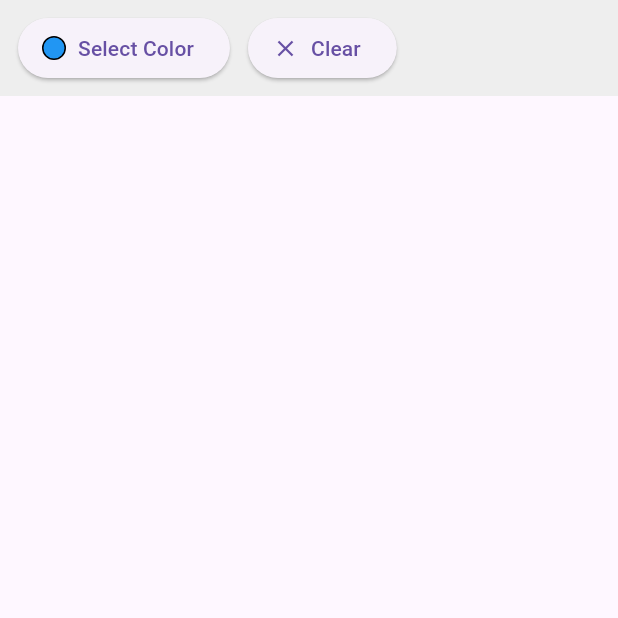
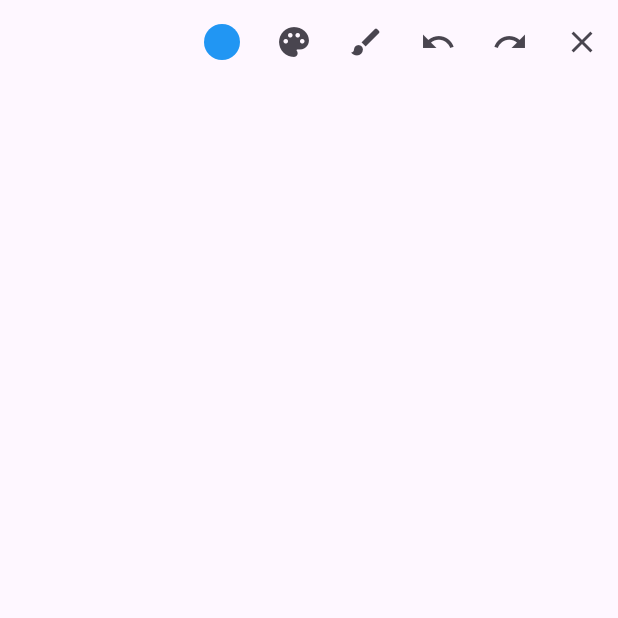
Before and after one commit to joshdail/screen_annotator, a Flutter app: the screen it shows after launch, on a phone screen of 412 x 824 dp, the top half of it. Run offline on Flutter 3.47's test engine with Material 3 defaults, Android fonts, the light colour scheme and no system bars; our stand-ins replace flutter_colorpicker.

Commit message:
Add support for brush size adjustment

```diff
--- a/lib/main.dart
+++ b/lib/main.dart
@@ -1,4 +1,7 @@
+import 'dart:async'; // For Timer debounce
+
 import 'package:flutter/material.dart';
+import 'package:flutter/services.dart';
 import 'package:flutter_colorpicker/flutter_colorpicker.dart';
 
 void main() {
@@ -11,19 +14,22 @@ class MyApp extends StatelessWidget {
   @override
   Widget build(BuildContext context) {
     return const MaterialApp(
-      title: 'Drawing Canvas',
       home: DrawingPage(),
       debugShowCheckedModeBanner: false,
     );
   }
 }
 
-// A stroke contains a list of points and a color
 class Stroke {
   final List<Offset> points;
   final Color color;
+  final double strokeWidth;
 
-  Stroke({required this.points, required this.color});
+  Stroke({
+    required this.points,
+    required this.color,
+    required this.strokeWidth,
+  });
 }
 
 class DrawingPage extends StatefulWidget {
@@ -35,14 +41,24 @@ class DrawingPage extends StatefulWidget {
 
 class _DrawingPageState extends State<DrawingPage> {
   final List<Stroke> _strokes = [];
+  final List<Stroke> _redoStack = [];
   Stroke? _currentStroke;
 
   final ValueNotifier<int> _repaintNotifier = ValueNotifier<int>(0);
   Color _selectedColor = Colors.blue;
+  double _strokeWidth = 4.0;
+
+  final FocusNode _focusNode = FocusNode();
+
+  Timer? _repaintDebounceTimer;
 
   void _startStroke(Offset point) {
     setState(() {
-      _currentStroke = Stroke(points: [point], color: _selectedColor);
+      _currentStroke = Stroke(
+        points: [point],
+        color: _selectedColor,
+        strokeWidth: _strokeWidth,
+      );
     });
     _incrementRepaintNotifier();
   }
@@ -56,6 +72,7 @@ class _DrawingPageState extends State<DrawingPage> {
     if (_currentStroke != null) {
       setState(() {
         _strokes.add(_currentStroke!);
+        _redoStack.clear();
         _currentStroke = null;
       });
     }
@@ -65,84 +82,185 @@ class _DrawingPageState extends State<DrawingPage> {
   void _clearCanvas() {
     setState(() {
       _strokes.clear();
+      _redoStack.clear();
       _currentStroke = null;
     });
     _incrementRepaintNotifier();
   }
 
+  void _undo() {
+    if (_strokes.isNotEmpty) {
+      setState(() {
+        _redoStack.add(_strokes.removeLast());
+      });
+      _incrementRepaintNotifier();
+    }
+  }
+
+  void _redo() {
+    if (_redoStack.isNotEmpty) {
+      setState(() {
+        _strokes.add(_redoStack.removeLast());
+      });
+      _incrementRepaintNotifier();
+    }
+  }
+
   void _incrementRepaintNotifier() {
+    // Debounce repaint calls to ~60fps (every 16ms)
+    if (_repaintDebounceTimer?.isActive ?? false) return;
+    _repaintDebounceTimer = Timer(const Duration(milliseconds: 16), () {
       _repaintNotifier.value++;
+    });
   }
 
   void _openColorPicker() {
-    Color pickerColor = _selectedColor;
     showDialog(
       context: context,
-      builder: (context) => AlertDialog(
-        title: const Text('Pick a color'),
+      builder: (_) => AlertDialog(
+        title: const Text("Select Color"),
         content: SingleChildScrollView(
           child: ColorPicker(
-            pickerColor: pickerColor,
-            onColorChanged: (color) => pickerColor = color,
-            enableAlpha: false,
-            showLabel: true,
-            pickerAreaHeightPercent: 0.8,
+            pickerColor: _selectedColor,
+            onColorChanged: (color) {
+              setState(() => _selectedColor = color);
+            },
           ),
         ),
         actions: [
           TextButton(
-            child: const Text('Cancel'),
             onPressed: () => Navigator.of(context).pop(),
-          ),
-          TextButton(
-            child: const Text('Select'),
-            onPressed: () {
-              setState(() => _selectedColor = pickerColor);
-              Navigator.of(context).pop();
-            },
+            child: const Text("Close"),
           ),
         ],
       ),
     );
   }
 
+  void _openStrokeWidthDialog() {
+    showDialog(
+      context: context,
+      builder: (_) {
+        double tempStrokeWidth = _strokeWidth;
+        return AlertDialog(
+          title: const Text("Select Stroke Width"),
+          content: StatefulBuilder(
+            builder: (context, setState) {
+              return Slider(
+                value: tempStrokeWidth,
+                min: 1.0,
+                max: 20.0,
+                divisions: 19,
+                label: tempStrokeWidth.toStringAsFixed(1),
+                onChanged: (value) {
+                  setState(() {
+                    tempStrokeWidth = value;
+                  });
+                },
+              );
+            },
+          ),
+          actions: [
+            TextButton(
+              onPressed: () => Navigator.of(context).pop(),
+              child: const Text("Cancel"),
+            ),
+            ElevatedButton(
+              onPressed: () {
+                setState(() {
+                  _strokeWidth = tempStrokeWidth;
+                });
+                Navigator.of(context).pop();
+              },
+              child: const Text("OK"),
+            ),
+          ],
+        );
+      },
+    );
+  }
+
+  @override
+  void dispose() {
+    _focusNode.dispose();
+    _repaintDebounceTimer?.cancel();
+    super.dispose();
+  }
+
   @override
   Widget build(BuildContext context) {
-    return Scaffold(
-      body: Column(
-        children: [
-          // Toolbar
-          Container(
-            color: Colors.grey[200],
-            padding: const EdgeInsets.symmetric(horizontal: 12, vertical: 8),
-            child: Row(
-              children: [
-                ElevatedButton.icon(
+    return FocusableActionDetector(
+      focusNode: _focusNode,
+      autofocus: true,
+      shortcuts: <LogicalKeySet, Intent>{
+        LogicalKeySet(LogicalKeyboardKey.meta, LogicalKeyboardKey.keyZ):
+            const UndoIntent(),
+        LogicalKeySet(
+          LogicalKeyboardKey.meta,
+          LogicalKeyboardKey.shift,
+          LogicalKeyboardKey.keyZ,
+        ): const RedoIntent(),
+        LogicalKeySet(LogicalKeyboardKey.meta, LogicalKeyboardKey.backspace):
+            const ClearIntent(),
+        LogicalKeySet(LogicalKeyboardKey.meta, LogicalKeyboardKey.keyK):
+            const ColorPickerIntent(),
+        LogicalKeySet(LogicalKeyboardKey.control, LogicalKeyboardKey.keyZ):
+            const UndoIntent(),
+        LogicalKeySet(
+          LogicalKeyboardKey.control,
+          LogicalKeyboardKey.shift,
+          LogicalKeyboardKey.keyZ,
+        ): const RedoIntent(),
+        LogicalKeySet(LogicalKeyboardKey.control, LogicalKeyboardKey.backspace):
+            const ClearIntent(),
+        LogicalKeySet(LogicalKeyboardKey.control, LogicalKeyboardKey.keyK):
+            const ColorPickerIntent(),
+      },
+      actions: <Type, Action<Intent>>{
+        UndoIntent: CallbackAction<UndoIntent>(onInvoke: (_) => _undo()),
+        RedoIntent: CallbackAction<RedoIntent>(onInvoke: (_) => _redo()),
+        ClearIntent: CallbackAction<ClearIntent>(
+          onInvoke: (_) => _clearCanvas(),
+        ),
+        ColorPickerIntent: CallbackAction<ColorPickerIntent>(
+          onInvoke: (_) => _openColorPicker(),
+        ),
+      },
+      child: Scaffold(
+        appBar: AppBar(
+          actions: [
+            Padding(
+              padding: const EdgeInsets.symmetric(horizontal: 12),
+              child: CircleAvatar(radius: 12, backgroundColor: _selectedColor),
+            ),
+            IconButton(
+              tooltip: 'Select Color (⌘K)',
+              icon: const Icon(Icons.palette),
               onPressed: _openColorPicker,
-                  icon: Container(
-                    width: 16,
-                    height: 16,
-                    decoration: BoxDecoration(
-                      color: _selectedColor,
-                      shape: BoxShape.circle,
-                      border: Border.all(color: Colors.black),
             ),
+            IconButton(
+              tooltip: 'Select Stroke Width',
+              icon: const Icon(Icons.brush),
+              onPressed: _openStrokeWidthDialog,
             ),
-                  label: const Text("Select Color"),
+            IconButton(
+              tooltip: 'Undo (⌘Z)',
+              icon: const Icon(Icons.undo),
+              onPressed: _undo,
             ),
-                const SizedBox(width: 12),
-                ElevatedButton.icon(
+            IconButton(
+              tooltip: 'Redo (⌘⇧Z)',
+              icon: const Icon(Icons.redo),
+              onPressed: _redo,
+            ),
+            IconButton(
+              tooltip: 'Clear (⌘⌫)',
+              icon: const Icon(Icons.clear),
               onPressed: _clearCanvas,
-                  icon: const Icon(Icons.clear),
-                  label: const Text("Clear"),
             ),
           ],
         ),
-          ),
-
-          // Drawing Canvas
-          Expanded(
-            child: DrawingCanvas(
+        body: DrawingCanvas(
           strokes: _strokes,
           currentStroke: _currentStroke,
           onStartStroke: _startStroke,
@@ -151,11 +269,29 @@ class _DrawingPageState extends State<DrawingPage> {
           repaintNotifier: _repaintNotifier,
         ),
       ),
-        ],
-      ),
     );
   }
 }
+
+// === Custom Intents ===
+
+class UndoIntent extends Intent {
+  const UndoIntent();
+}
+
+class RedoIntent extends Intent {
+  const RedoIntent();
+}
+
+class ClearIntent extends Intent {
+  const ClearIntent();
+}
+
+class ColorPickerIntent extends Intent {
+  const ColorPickerIntent();
+}
+
+// === Canvas ===
 
 class DrawingCanvas extends StatelessWidget {
   final List<Stroke> strokes;
@@ -193,6 +329,8 @@ class DrawingCanvas extends StatelessWidget {
   }
 }
 
+// === Painter ===
+
 class DrawingPainter extends CustomPainter {
   final List<Stroke> strokes;
   final Stroke? currentStroke;
@@ -203,23 +341,24 @@ class DrawingPainter extends CustomPainter {
     Listenable? repaint,
   }) : super(repaint: repaint);
 
-  final Map<Color, Paint> _paintCache = {};
-
-  Paint _getPaint(Color color) {
-    return _paintCache.putIfAbsent(
-      color,
-      () => Paint()
-        ..color = color
-        ..strokeCap = StrokeCap.round
-        ..strokeWidth = 4.0,
-    );
-  }
-
   void _drawStroke(Canvas canvas, Stroke stroke) {
     final points = stroke.points;
-    final paint = _getPaint(stroke.color);
+    final baseColor = stroke.color;
+    final strokeWidth = stroke.strokeWidth;
+
+    final paint = Paint()
+      ..color = baseColor
+      ..strokeCap = StrokeCap.round
+      ..strokeWidth = strokeWidth
+      ..style = PaintingStyle.stroke;
+
+    if (points.length == 1) {
+      final p = points[0];
+      canvas.drawLine(p, p.translate(0.01, 0.01), paint);
+    } else {
       for (int i = 0; i < points.length - 1; i++) {
         canvas.drawLine(points[i], points[i + 1], paint);
+      }
     }
   }
 
@@ -234,5 +373,5 @@ class DrawingPainter extends CustomPainter {
   }
 
   @override
-  bool shouldRepaint(covariant DrawingPainter oldDelegate) => true;
+  bool shouldRepaint(covariant CustomPainter oldDelegate) => true;
 }
```
Also changed, not shown: 1 other file. Lines whose indentation alone changed are shown as unchanged.
